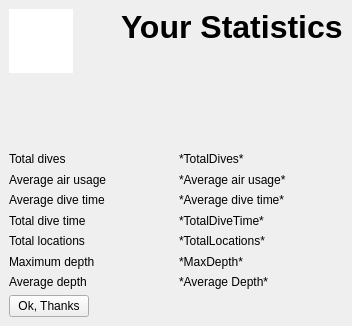
First picture: the form in qt/stats.ui, repository bloeper/dive, before the edit.
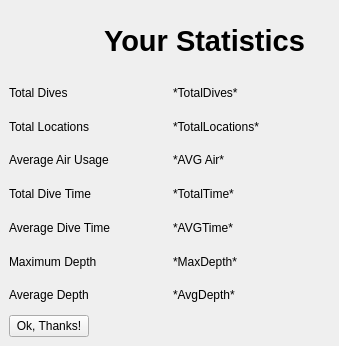
Second picture: the form after the edit. Icons and pictures are not drawn.

```diff
--- a/qt/stats.ui
+++ b/qt/stats.ui
@@ -6,58 +6,25 @@
    <rect>
     <x>0</x>
     <y>0</y>
-    <width>352</width>
-    <height>326</height>
+    <width>339</width>
+    <height>346</height>
    </rect>
   </property>
-  <property name="sizePolicy">
-   <sizepolicy hsizetype="Preferred" vsizetype="Preferred">
-    <horstretch>0</horstretch>
-    <verstretch>0</verstretch>
-   </sizepolicy>
-  </property>
   <property name="minimumSize">
    <size>
-    <width>352</width>
-    <height>326</height>
-   </size>
-  </property>
-  <property name="maximumSize">
-   <size>
-    <width>352</width>
-    <height>326</height>
-   </size>
-  </property>
-  <property name="baseSize">
-   <size>
-    <width>352</width>
-    <height>326</height>
+    <width>339</width>
+    <height>346</height>
    </size>
   </property>
   <property name="windowTitle">
-   <string>My Statistics</string>
+   <string>Your Statistics</string>
   </property>
   <widget class="QWidget" name="centralwidget">
    <layout class="QVBoxLayout" name="verticalLayout">
     <item>
-     <layout class="QHBoxLayout" name="TopLay">
+     <layout class="QHBoxLayout" name="Top">
       <item>
-       <widget class="QFrame" name="LogoFrame">
-        <property name="frameShape">
-         <enum>QFrame::NoFrame</enum>
-        </property>
-        <property name="frameShadow">
-         <enum>QFrame::Raised</enum>
-        </property>
-        <widget class="QGraphicsView" name="Logo">
-         <property name="geometry">
-          <rect>
-           <x>0</x>
-           <y>0</y>
-           <width>64</width>
-           <height>64</height>
-          </rect>
-         </property>
+       <widget class="QFrame" name="Logo">
          <property name="sizePolicy">
           <sizepolicy hsizetype="Fixed" vsizetype="Fixed">
            <horstretch>0</horstretch>
@@ -88,31 +55,54 @@
          <property name="frameShape">
           <enum>QFrame::NoFrame</enum>
          </property>
-        </widget>
+        <property name="frameShadow">
+         <enum>QFrame::Raised</enum>
+        </property>
        </widget>
       </item>
       <item>
-       <widget class="QLabel" name="Title">
+       <widget class="QLabel" name="LTitle">
+        <property name="sizePolicy">
+         <sizepolicy hsizetype="Preferred" vsizetype="Fixed">
+          <horstretch>0</horstretch>
+          <verstretch>0</verstretch>
+         </sizepolicy>
+        </property>
+        <property name="minimumSize">
+         <size>
+          <width>0</width>
+          <height>64</height>
+         </size>
+        </property>
+        <property name="maximumSize">
+         <size>
+          <width>16777215</width>
+          <height>64</height>
+         </size>
+        </property>
+        <property name="baseSize">
+         <size>
+          <width>0</width>
+          <height>64</height>
+         </size>
+        </property>
         <property name="text">
          <string>&lt;!DOCTYPE HTML PUBLIC &quot;-//W3C//DTD HTML 4.0//EN&quot; &quot;http://www.w3.org/TR/REC-html40/strict.dtd&quot;&gt;
 &lt;html&gt;&lt;head&gt;&lt;meta name=&quot;qrichtext&quot; content=&quot;1&quot; /&gt;&lt;style type=&quot;text/css&quot;&gt;
 p, li { white-space: pre-wrap; }
 &lt;/style&gt;&lt;/head&gt;&lt;body style=&quot; font-family:'Sans'; font-size:10pt; font-weight:400; font-style:normal;&quot;&gt;
-&lt;p style=&quot; margin-top:0px; margin-bottom:0px; margin-left:0px; margin-right:0px; -qt-block-indent:0; text-indent:0px;&quot;&gt;&lt;span style=&quot; font-size:24pt; font-weight:600;&quot;&gt;Your Statistics&lt;/span&gt;&lt;/p&gt;&lt;/body&gt;&lt;/html&gt;</string>
-        </property>
-        <property name="alignment">
-         <set>Qt::AlignLeading|Qt::AlignLeft|Qt::AlignTop</set>
+&lt;p align=&quot;center&quot; style=&quot; margin-top:0px; margin-bottom:0px; margin-left:0px; margin-right:0px; -qt-block-indent:0; text-indent:0px;&quot;&gt;&lt;span style=&quot; font-size:22pt; font-weight:600;&quot;&gt;Your Statistics&lt;/span&gt;&lt;/p&gt;&lt;/body&gt;&lt;/html&gt;</string>
         </property>
        </widget>
       </item>
      </layout>
     </item>
     <item>
-     <layout class="QGridLayout" name="Statslay">
+     <layout class="QGridLayout" name="Statistics">
       <item row="0" column="0">
        <widget class="QLabel" name="LTotalDives">
         <property name="text">
-         <string>Total dives</string>
+         <string>Total Dives</string>
         </property>
        </widget>
       </item>
@@ -124,65 +114,65 @@
        </widget>
       </item>
       <item row="1" column="0">
-       <widget class="QLabel" name="LAvgAir">
+       <widget class="QLabel" name="LTotalLocations">
         <property name="text">
-         <string>Average air usage</string>
+         <string>Total Locations</string>
         </property>
        </widget>
       </item>
       <item row="1" column="1">
-       <widget class="QLabel" name="IAvgAir">
+       <widget class="QLabel" name="ITotalLocations">
         <property name="text">
-         <string>*Average air usage*</string>
+         <string>*TotalLocations*</string>
         </property>
        </widget>
       </item>
       <item row="2" column="0">
-       <widget class="QLabel" name="LAvgTime">
+       <widget class="QLabel" name="LAvgAir">
         <property name="text">
-         <string>Average dive time</string>
+         <string>Average Air Usage</string>
         </property>
        </widget>
       </item>
       <item row="2" column="1">
-       <widget class="QLabel" name="IAvgTime">
+       <widget class="QLabel" name="IAvgAir">
         <property name="text">
-         <string>*Average dive time*</string>
+         <string>*AVG Air*</string>
         </property>
        </widget>
       </item>
       <item row="3" column="0">
        <widget class="QLabel" name="LTotalTime">
         <property name="text">
-         <string>Total dive time</string>
+         <string>Total Dive Time</string>
         </property>
        </widget>
       </item>
       <item row="3" column="1">
        <widget class="QLabel" name="ITotalTime">
         <property name="text">
-         <string>*TotalDiveTime*</string>
+         <string>*TotalTime*</string>
         </property>
        </widget>
       </item>
       <item row="4" column="0">
-       <widget class="QLabel" name="LTotalLocations">
+       <widget class="QLabel" name="LAvgTime">
         <property name="text">
-         <string>Total locations</string>
+         <string>Average Dive Time</string>
         </property>
        </widget>
       </item>
       <item row="4" column="1">
-       <widget class="QLabel" name="ITotalLocations">
+       <widget class="QLabel" name="IAvgTime">
         <property name="text">
-         <string>*TotalLocations*</string>
+         <string>*AVGTime*</string>
         </property>
        </widget>
       </item>
       <item row="5" column="0">
        <widget class="QLabel" name="LMaxDepth">
         <property name="text">
-         <string>Maximum depth</string>
+         <string>Maximum Depth</string>
         </property>
        </widget>
       </item>
@@ -196,25 +186,25 @@
       <item row="6" column="0">
        <widget class="QLabel" name="LAvgDepth">
         <property name="text">
-         <string>Average depth</string>
+         <string>Average Depth</string>
         </property>
        </widget>
       </item>
       <item row="6" column="1">
        <widget class="QLabel" name="IAvgDepth">
         <property name="text">
-         <string>*Average Depth*</string>
+         <string>*AvgDepth*</string>
         </property>
        </widget>
       </item>
      </layout>
     </item>
     <item>
-     <layout class="QHBoxLayout" name="ButtonsLay">
+     <layout class="QHBoxLayout" name="Button">
       <item>
        <widget class="QPushButton" name="Ok">
         <property name="text">
-         <string>Ok, Thanks</string>
+         <string>Ok, Thanks!</string>
         </property>
        </widget>
       </item>
```
Lines whose indentation alone changed are shown as unchanged.
